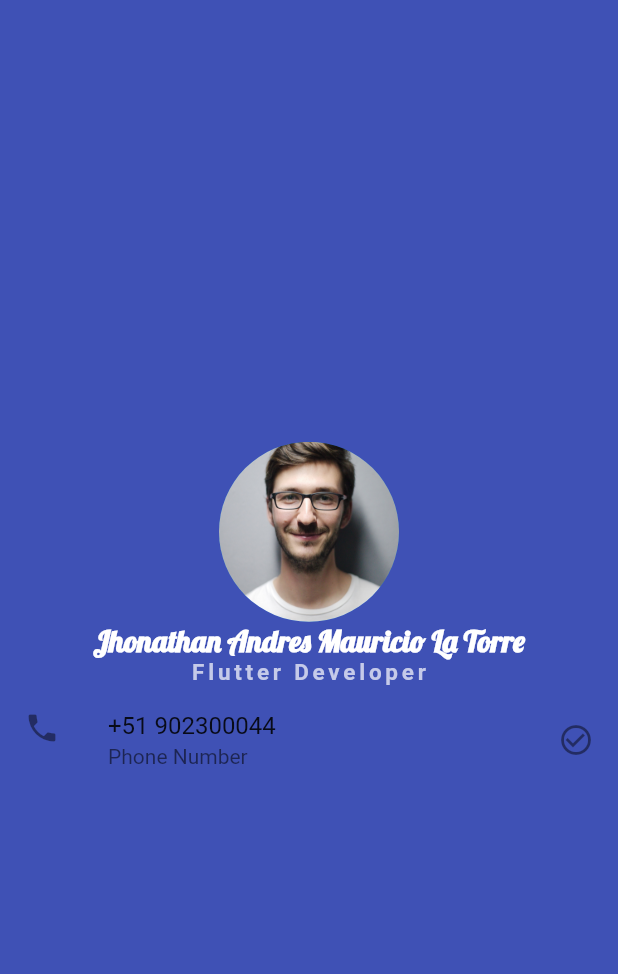
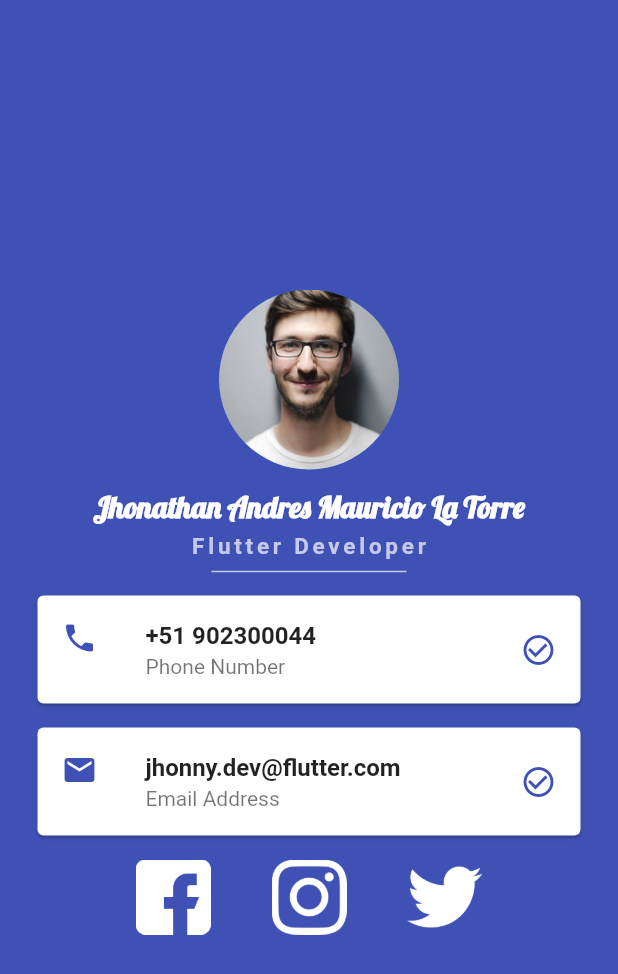
Before and after one commit to Rigel-Developer/codigo_proyecto_semana4, a Flutter app: the screen it shows after launch, on a phone screen of 412 x 824 dp. Shown: the top 974 px of the screen. Run offline on Flutter 3.47's test engine with Material 2 defaults, Android fonts, the phone set to English and light mode, and no system bars; Roboto replaces fonts that are missing (Source Sans Pro).

Commit message:
finish project

```diff
--- a/lib/main.dart
+++ b/lib/main.dart
@@ -2,7 +2,7 @@ import 'package:flutter/material.dart';
 
 void main() {
   runApp(
-    MyApp(),
+    const MyApp(),
   );
 }
 
@@ -17,7 +17,7 @@ class MyApp extends StatelessWidget {
         body: Column(
           mainAxisAlignment: MainAxisAlignment.center,
           children: [
-            CircleAvatar(
+            const CircleAvatar(
               radius: 60.0,
               // backgroundImage: NetworkImage(
               //   "https://images.pexels.com/photos/220453/pexels-photo-220453.jpeg?auto=compress&cs=tinysrgb&w=1260&h=750&dpr=2",
@@ -26,7 +26,10 @@ class MyApp extends StatelessWidget {
                 "assets/images/profile.jpeg",
               ),
             ),
-            Text(
+            const SizedBox(
+              height: 12.0,
+            ),
+            const Text(
               "Jhonathan Andres Mauricio La Torre",
               style: TextStyle(
                 fontFamily: 'Lobster',
@@ -34,6 +37,9 @@ class MyApp extends StatelessWidget {
                 color: Colors.white,
                 fontWeight: FontWeight.bold,
               ),
+            ),
+            const SizedBox(
+              height: 5.0,
             ),
             Text(
               "Flutter Developer",
@@ -45,20 +51,92 @@ class MyApp extends StatelessWidget {
                 letterSpacing: 2.5,
               ),
             ),
-            const ListTile(
+            SizedBox(
+              width: 170.0,
+              child: Divider(
+                color: Colors.indigo.shade100,
+                indent: 20.0,
+                endIndent: 20.0,
+                thickness: 1.0,
+              ),
+            ),
+            const Card(
+              margin: EdgeInsets.symmetric(
+                horizontal: 25.0,
+                vertical: 8.0,
+              ),
+              child: ListTile(
                 leading: Icon(
                   Icons.phone,
+                  color: Colors.indigo,
                 ),
                 title: Text(
                   "+51 902300044",
+                  style: TextStyle(
+                    fontWeight: FontWeight.bold,
+                  ),
                 ),
                 subtitle: Text(
                   "Phone Number",
                 ),
                 trailing: Icon(
                   Icons.check_circle_outline,
+                  color: Colors.indigo,
                 ),
               ),
+            ),
+            const Card(
+              margin: EdgeInsets.symmetric(
+                horizontal: 25.0,
+                vertical: 8.0,
+              ),
+              child: ListTile(
+                leading: Icon(
+                  Icons.mail,
+                  color: Colors.indigo,
+                ),
+                title: Text(
+                  "jhonny.dev@flutter.com",
+                  style: TextStyle(
+                    fontWeight: FontWeight.bold,
+                  ),
+                ),
+                subtitle: Text(
+                  "Email Address",
+                ),
+                trailing: Icon(
+                  Icons.check_circle_outline,
+                  color: Colors.indigo,
+                ),
+              ),
+            ),
+            Padding(
+              padding: const EdgeInsets.symmetric(
+                vertical: 8.0,
+                horizontal: 50.0,
+              ),
+              child: Row(
+                mainAxisAlignment: MainAxisAlignment.spaceEvenly,
+                // crossAxisAlignment: CrossAxisAlignment.,
+                children: [
+                  Image.asset(
+                    "assets/images/facebook.png",
+                    height: 50.0,
+                    width: 50.0,
+                  ),
+                  Image.asset(
+                    "assets/images/instagram.png",
+                    width: 50.0,
+                    height: 50.0,
+                  ),
+                  Image.asset(
+                    "assets/images/twitter.png",
+                    width: 50.0,
+                    height: 50.0,
+                  ),
+                ],
+              ),
+            )
           ],
         ),
       ),
```
Also changed, not shown: assets/images/facebook.png (added), assets/images/instagram.png (added), assets/images/twitter.png (added). Lines whose indentation alone changed are shown as unchanged.
